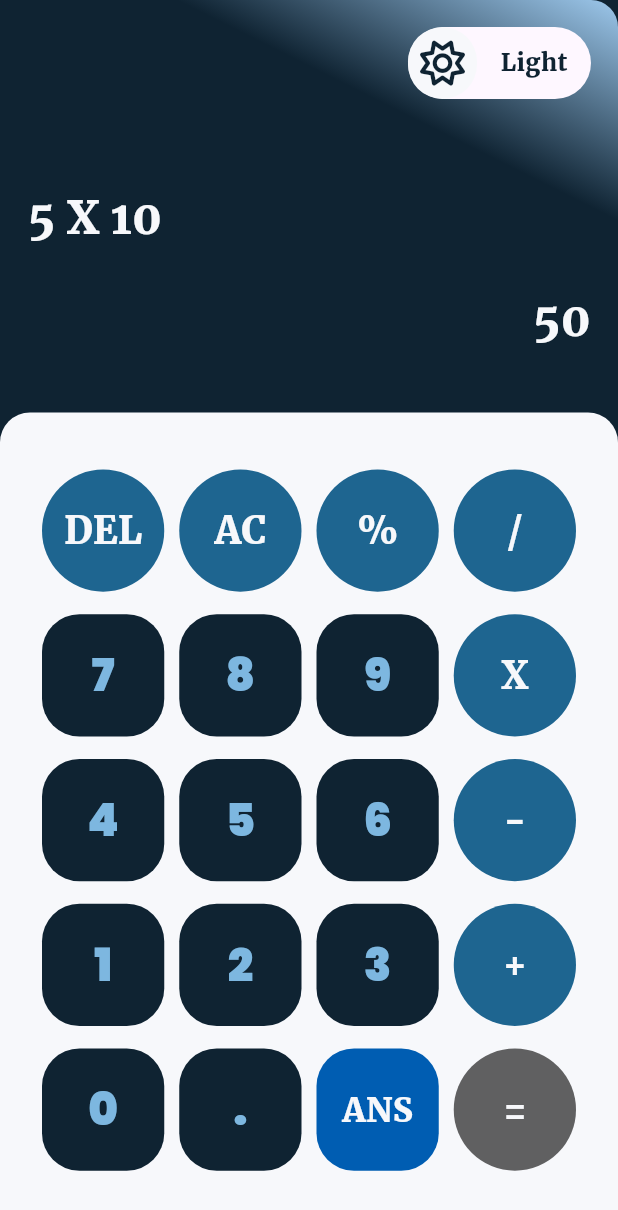
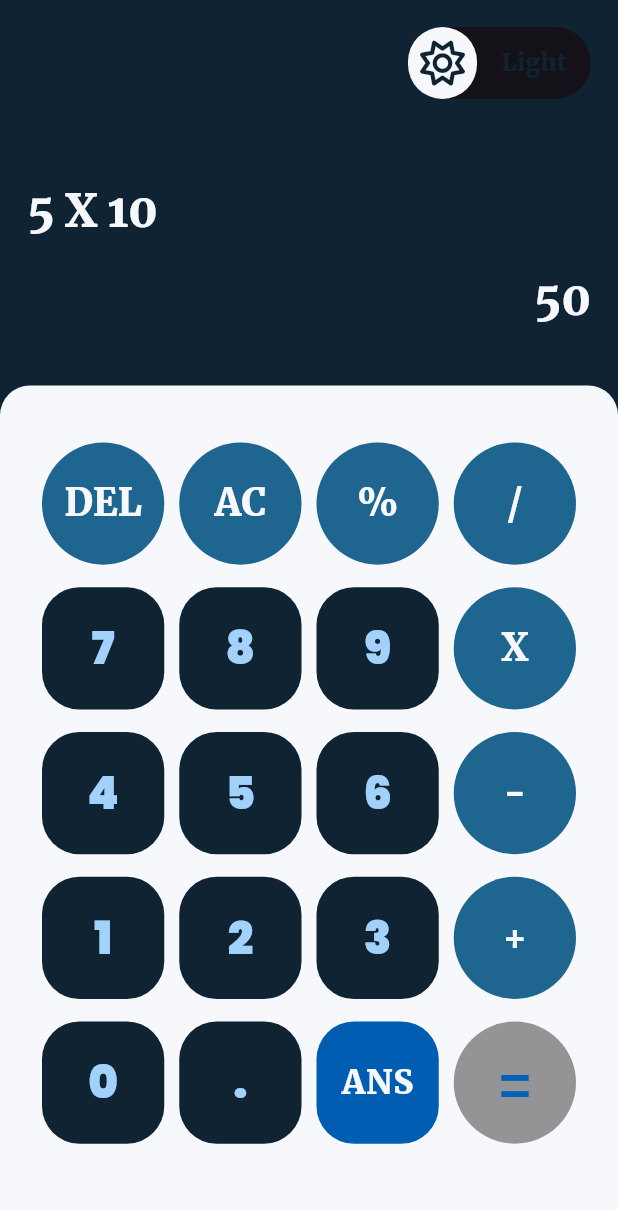
Before and after one commit to esraa-mohamad/calculator-app, a Flutter app: the screen it shows after launch, on a phone screen of 412 x 824 dp. Shown: the top 1210 px of the screen. Run offline on Flutter 3.47's test engine with Material 3 defaults, Android fonts, the phone set to English and light mode, and no system bars; drawn by our look-alikes of animated_toggle_switch; our stand-ins replace font_awesome_flutter, go_router, lottie.

Commit message:
change theme of app

```diff
--- /dev/null
+++ b/lib/data/theme/change_theme.dart
@@ -0,0 +1,12 @@
+import 'package:flutter/material.dart';
+
+class ThemeProvider extends ChangeNotifier {
+  bool _isDarkTheme = false;
+
+  bool get isDarkTheme => _isDarkTheme;
+
+  void toggleTheme() {
+    _isDarkTheme = !_isDarkTheme;
+    notifyListeners();
+  }
+}
--- a/lib/main.dart
+++ b/lib/main.dart
@@ -1,8 +1,17 @@
 import 'package:calculator_app/presentation/resources/routes_manager.dart';
 import 'package:flutter/material.dart';
+import 'package:provider/provider.dart';
+
+import 'data/theme/change_theme.dart';
+import 'presentation/resources/change_theme_data.dart';
 
 void main() {
-  runApp(const MyApp());
+  runApp(
+    ChangeNotifierProvider(
+      create: (_) => ThemeProvider(),
+      child: const MyApp(),
+    ),
+  );
 }
 
 class MyApp extends StatelessWidget {
@@ -11,9 +20,14 @@ class MyApp extends StatelessWidget {
   // This widget is the root of your application.
   @override
   Widget build(BuildContext context) {
-    return MaterialApp.router(
-        routerConfig: RoutesManager.router,
-        debugShowCheckedModeBanner: false,
+    return Consumer<ThemeProvider>(
+        builder: (context , themeProvider , child){
+          return MaterialApp.router(
+            theme: themeProvider.isDarkTheme ? lightTheme : darkTheme,
+            routerConfig: RoutesManager.router,
+            debugShowCheckedModeBanner: false,
+          );
+        },
     );
   }
 }
--- /dev/null
+++ b/lib/presentation/resources/change_theme_data.dart
@@ -0,0 +1,67 @@
+import 'package:flutter/material.dart';
+
+import 'color_manager.dart';
+import 'fonts_manager.dart';
+
+final ThemeData darkTheme = ThemeData(
+  primaryColor: ColorManager.darkBlue,
+  brightness: Brightness.dark,
+  textTheme: const TextTheme(
+    displaySmall:  TextStyle(
+      color: ColorManager.darkBlue,
+      fontWeight: FontWeightManager.light,
+      fontSize: FontSize.s16 ,
+      fontFamily: FontFamilyManager.textFont,
+    ),
+    displayMedium: TextStyle(
+      color: ColorManager.white,
+      fontWeight: FontWeightManager.semiBold,
+      fontSize: FontSize.s25 ,
+      fontFamily: FontFamilyManager.textFont,
+    ),
+    displayLarge: TextStyle(
+      color: ColorManager.white,
+      fontWeight: FontWeightManager.medium,
+      fontSize: FontSize.s30,
+      fontFamily: FontFamilyManager.textFont,
+    ),
+    bodyLarge:   TextStyle(
+      color: ColorManager.lightBabyBlue,
+      fontWeight: FontWeightManager.semiBold,
+      fontSize: FontSize.s30 ,
+      fontFamily: FontFamilyManager.numberFont,
+    )
+  ),
+);
+
+final ThemeData lightTheme = ThemeData(
+  primaryColor: ColorManager.lightBabyBlue,
+  brightness: Brightness.light,
+  textTheme: const TextTheme(
+      displaySmall:  TextStyle(
+        color: ColorManager.lightBabyBlue,
+        fontWeight: FontWeightManager.light,
+        fontSize: FontSize.s16 ,
+        fontFamily: FontFamilyManager.textFont,
+      ),
+    displayMedium: TextStyle(
+      color: ColorManager.white,
+      fontWeight: FontWeightManager.semiBold,
+      fontSize: FontSize.s25 ,
+      fontFamily: FontFamilyManager.textFont,
+    ),
+    displayLarge: TextStyle(
+      color: ColorManager.darkBlue,
+      fontWeight: FontWeightManager.medium,
+      fontSize: FontSize.s30,
+      fontFamily: FontFamilyManager.textFont,
+    ),
+      bodyLarge:   TextStyle(
+        color: ColorManager.blue,
+        fontWeight: FontWeightManager.semiBold,
+        fontSize: FontSize.s30 ,
+        fontFamily: FontFamilyManager.numberFont,
+      )
+  ),
+
+);
--- a/lib/presentation/resources/color_manager.dart
+++ b/lib/presentation/resources/color_manager.dart
@@ -2,11 +2,13 @@ import 'package:flutter/material.dart';
 
 class ColorManager {
   static const Color blue = Color(0xff005DB2);
+  static const Color secondBlue = Color(0xff00142d);
   static const Color darkBlue = Color(0xff0F2332);
-  static const Color lightBlue = Color(0xff1E6590);
+  static const Color lightBlue = Color(0xff46a4dc);
+  static const Color  lightDarkBlue= Color(0xff1E6590);
   static const Color babyBlue = Color(0xff7DB7E0);
-  static const Color lightBabyBlue = Color(0xff9DC8EC);
-  static const Color equalColor = Color(0xff1991FF);
-  static const Color grey = Color(0xff606061);
+  static const Color lightBabyBlue = Color(0xffA2D2FB);
+  static const Color equalColor = Color(0xff0362b7);
+  static const Color grey = Color(0xff949496);
   static const Color white = Color(0xffF7F8FB);
 }
--- a/lib/presentation/resources/style_manager.dart
+++ b/lib/presentation/resources/style_manager.dart
@@ -1,42 +1,21 @@
-import 'package:calculator_app/presentation/resources/color_manager.dart';
-import 'package:calculator_app/presentation/resources/fonts_manager.dart';
+
 import 'package:flutter/material.dart';
 
 abstract class StyleManager {
 
-  static TextStyle getStyleLight(){
-    return const TextStyle(
-      color: ColorManager.lightBabyBlue,
-      fontWeight: FontWeightManager.light,
-      fontSize: FontSize.s16 ,
-      fontFamily: FontFamilyManager.textFont,
-    );
+  static TextStyle? getStyleLight(BuildContext context){
+    return Theme.of(context).textTheme.displaySmall;
   }
 
-  static TextStyle getStyleRegular(){
-    return const TextStyle(
-      color: ColorManager.white,
-      fontWeight: FontWeightManager.semiBold,
-      fontSize: FontSize.s25 ,
-      fontFamily: FontFamilyManager.textFont,
-    );
+  static TextStyle? getStyleRegular(BuildContext context){
+    return Theme.of(context).textTheme.displayMedium;
   }
 
-  static TextStyle getStyleMedium(){
-    return const TextStyle(
-      color: ColorManager.white,
-      fontWeight: FontWeightManager.medium,
-      fontSize: FontSize.s30,
-      fontFamily: FontFamilyManager.textFont,
-    );
+  static TextStyle? getStyleMedium(BuildContext context){
+    return Theme.of(context).textTheme.displayLarge;
   }
 
-  static TextStyle getStyleSemiBold(){
-    return const TextStyle(
-      color: ColorManager.babyBlue,
-      fontWeight: FontWeightManager.semiBold,
-      fontSize: FontSize.s30 ,
-      fontFamily: FontFamilyManager.numberFont,
-    );
+  static TextStyle? getStyleSemiBold(context){
+    return Theme.of(context).textTheme.bodyLarge;
   }
 }
--- a/lib/presentation/screen/calculateHome/calculate_home_view.dart
+++ b/lib/presentation/screen/calculateHome/calculate_home_view.dart
@@ -3,7 +3,9 @@ import 'package:calculator_app/presentation/widgets/calculator_section.dart';
 import 'package:calculator_app/presentation/widgets/custom_app_bar.dart';
 import 'package:calculator_app/presentation/widgets/result_section.dart';
 import 'package:flutter/material.dart';
+import 'package:provider/provider.dart';
 
+import '../../../data/theme/change_theme.dart';
 import '../../resources/values_manager.dart';
 
 class CalculatesHomeView extends StatefulWidget {
@@ -14,41 +16,23 @@ class CalculatesHomeView extends StatefulWidget {
 }
 
 class _CalculatesHomeViewState extends State<CalculatesHomeView> {
-   bool position = false ;
 
   @override
   Widget build(BuildContext context) {
+    return Consumer<ThemeProvider>(
+      builder: (context , themeProvider , child){
+        bool position = themeProvider.isDarkTheme;
         return Scaffold(
-      backgroundColor: ColorManager.darkBlue,
+          backgroundColor: position ? ColorManager.lightBabyBlue : ColorManager.darkBlue,
           body: SafeArea(
-        child: Container(
-          decoration: BoxDecoration(
-            borderRadius: BorderRadius.circular(AppSize.s18),
-            gradient: const LinearGradient(
-              begin: Alignment.topRight,
-              end: Alignment.bottomLeft,
-              colors: [
-                ColorManager.lightBabyBlue,
-                ColorManager.darkBlue,
-                ColorManager.darkBlue,
-                ColorManager.darkBlue,
-                ColorManager.darkBlue,
-                ColorManager.darkBlue,
-                ColorManager.darkBlue,
-                ColorManager.lightBabyBlue,
-              ],
-            ),
-          ),
-          child:   CustomScrollView(
+            child: CustomScrollView(
               slivers: [
                 SliverToBoxAdapter(
                   child: Padding(
                       padding: const EdgeInsets.symmetric(horizontal: AppPadding.p12 , vertical: AppPadding.p12),
                       child: CustomAppBar(
                         onChanged: (bo){
-                      setState(() {
-                        position = bo;
-                      });
+                          Provider.of<ThemeProvider>(context, listen: false).toggleTheme();
                         },
                         positive: position,
                       )
@@ -63,7 +47,8 @@ class _CalculatesHomeViewState extends State<CalculatesHomeView> {
               ],
             ),
           ),
-      ),
+        );
+      },
     );
   }
 }
--- a/lib/presentation/widgets/calculator_section.dart
+++ b/lib/presentation/widgets/calculator_section.dart
@@ -1,5 +1,7 @@
+import 'package:calculator_app/data/theme/change_theme.dart';
 import 'package:calculator_app/presentation/widgets/square_shape.dart';
 import 'package:flutter/material.dart';
+import 'package:provider/provider.dart';
 
 import '../resources/color_manager.dart';
 import '../resources/fonts_manager.dart';
@@ -11,11 +13,13 @@ class CalculatorSection extends StatelessWidget {
 
   @override
   Widget build(BuildContext context) {
-    return  Container(
+    return  Consumer<ThemeProvider>(
+        builder: (context , themeProvider , child){
+          return Container(
             padding: const EdgeInsets.symmetric(horizontal: AppPadding.p8 , vertical: AppPadding.p18),
-      decoration: const BoxDecoration(
-        color: ColorManager.white,
-        borderRadius: BorderRadius.only(
+            decoration:  BoxDecoration(
+              color: themeProvider.isDarkTheme ? ColorManager.secondBlue : ColorManager.white,
+              borderRadius: const BorderRadius.only(
                 topRight: Radius.circular(AppSize.s20),
                 topLeft: Radius.circular(AppSize.s20),
               ),
@@ -90,9 +94,13 @@ class CalculatorSection extends StatelessWidget {
                 CircleShape(
                   text: '=',
                   circleColor: ColorManager.grey,
+                  textColor: ColorManager.equalColor,
+                  fontSize: FontSize.s40,
                 ),
               ],
             ),
           );
         }
+    );
   }
+}
--- a/lib/presentation/widgets/circle_shape.dart
+++ b/lib/presentation/widgets/circle_shape.dart
@@ -1,26 +1,40 @@
+import 'package:calculator_app/data/theme/change_theme.dart';
 import 'package:flutter/material.dart';
+import 'package:provider/provider.dart';
 
 import '../resources/color_manager.dart';
 import '../resources/style_manager.dart';
 import '../resources/values_manager.dart';
 
 class CircleShape extends StatelessWidget {
-  const CircleShape({super.key, required this.text , this.circleColor =ColorManager.lightBlue });
+  const CircleShape(
+      {super.key,
+      required this.text,
+      this.circleColor, this.textColor, this.fontSize});
 
   final String text;
-  final Color circleColor;
+  final Color ? circleColor;
+  final Color ? textColor;
+  final double ? fontSize ;
+
   @override
   Widget build(BuildContext context) {
-    return CircleAvatar(
-      backgroundColor: circleColor,
-      radius: AppSize.s40,
-      child: TextButton(
-        onPressed: (){},
-        child: Text(
-            text,
-            style: StyleManager.getStyleRegular()
-        ),
-      ),
+    return Consumer<ThemeProvider>(
+        builder: (context , themeProvider , child) {
+          final color = circleColor ?? (themeProvider.isDarkTheme ? ColorManager.lightBlue : ColorManager.lightDarkBlue);
+          return CircleAvatar(
+            backgroundColor: color,
+            radius: AppSize.s40,
+            child: TextButton(
+              onPressed: () {},
+              child: Text(text, style: StyleManager.getStyleRegular(context)!.copyWith(
+                color: textColor ,
+                fontSize: fontSize,
+              ),
+              ),
+            ),
+          );
+        }
     );
   }
 }
--- a/lib/presentation/widgets/custom_app_bar.dart
+++ b/lib/presentation/widgets/custom_app_bar.dart
@@ -68,15 +68,12 @@ class _CustomAppBarState extends State<CustomAppBar> {
               ? Center(
                   child: Text(
                     'Dark',
-                    style: StyleManager.getStyleLight(),
+                    style: StyleManager.getStyleLight(context),
                   ),
                 )
               :  Center(child: Text(
             'Light',
-            style: StyleManager.getStyleLight().copyWith(
-
-              color: ColorManager.darkBlue
-            ),
+            style: StyleManager.getStyleLight(context),
           ),),
         ),
       ],
--- a/lib/presentation/widgets/result_section.dart
+++ b/lib/presentation/widgets/result_section.dart
@@ -18,7 +18,7 @@ class ResultSection extends StatelessWidget {
         children: [
           Text(
             '5 X 10' ,
-            style: StyleManager.getStyleMedium(),
+            style: StyleManager.getStyleMedium(context),
           ),
           const SizedBox(
             height: AppSize.s25,
@@ -27,7 +27,7 @@ class ResultSection extends StatelessWidget {
             alignment: Alignment.bottomRight,
             child: Text(
               '50' ,
-              style: StyleManager.getStyleMedium(),
+              style: StyleManager.getStyleMedium(context),
             ),
           ),
 
--- a/lib/presentation/widgets/square_shape.dart
+++ b/lib/presentation/widgets/square_shape.dart
@@ -1,4 +1,6 @@
+import 'package:calculator_app/data/theme/change_theme.dart';
 import 'package:flutter/material.dart';
+import 'package:provider/provider.dart';
 
 import '../resources/color_manager.dart';
 import '../resources/style_manager.dart';
@@ -11,7 +13,7 @@ class SquareShape extends StatelessWidget {
       this.fontSize,
       this.fontFamily,
       this.colorText,
-      this.colorShape =ColorManager.darkBlue});
+      this.colorShape});
 
   final String text;
 
@@ -19,18 +21,23 @@ class SquareShape extends StatelessWidget {
 
   final String? fontFamily;
   final Color? colorText;
-  final Color colorShape;
+    final Color? colorShape;
 
   @override
   Widget build(BuildContext context) {
+    return Consumer<ThemeProvider>(
+        builder: (context , themeProvider , child){
+          final color = colorShape ?? (themeProvider.isDarkTheme ? ColorManager.lightBabyBlue : ColorManager.darkBlue);
           return Container(
             decoration: BoxDecoration(
-          borderRadius: BorderRadius.circular(AppSize.s25), color: colorShape),
+                borderRadius: BorderRadius.circular(AppSize.s25),
+                color:color,
+            ),
             child: TextButton(
               onPressed: () {},
               child: Text(
                 text,
-          style: StyleManager.getStyleSemiBold().copyWith(
+                style: StyleManager.getStyleSemiBold(context)?.copyWith(
                   color: colorText,
                   fontSize: fontSize,
                   fontFamily: fontFamily,
@@ -39,4 +46,6 @@ class SquareShape extends StatelessWidget {
             ),
           );
         }
+    );
   }
+}
--- a/pubspec.yaml
+++ b/pubspec.yaml
@@ -39,6 +39,7 @@ dependencies:
   go_router: ^14.1.4
   animated_toggle_switch: ^0.8.2
   font_awesome_flutter: ^10.7.0
+  provider: ^6.1.2
 
 dev_dependencies:
   flutter_test:
```
Also changed, not shown: pubspec.lock. Lines whose indentation alone changed are shown as unchanged.
